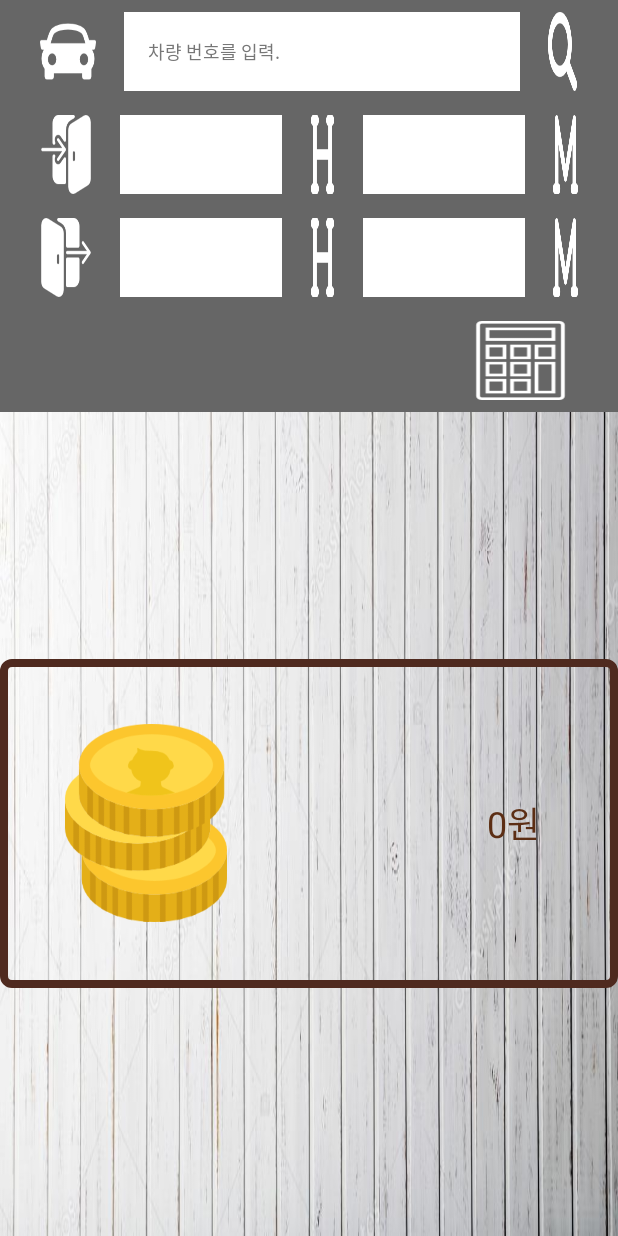
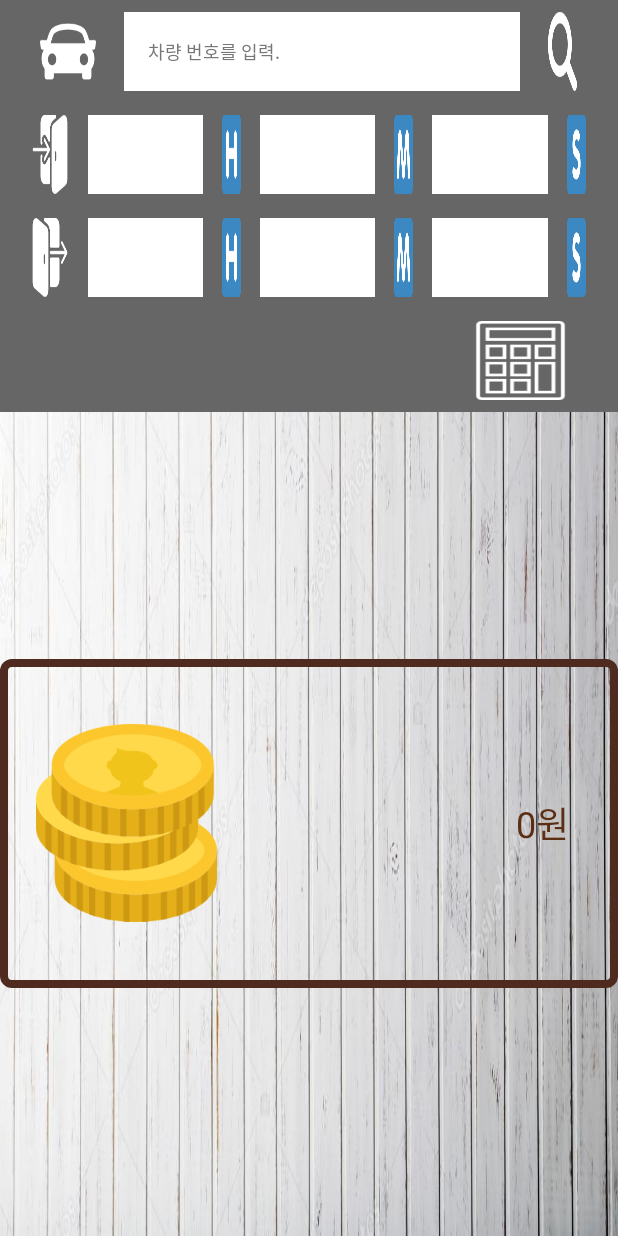
Before and after one commit to lky575/gitlky575, an Android app: the CalculateFare screen opened directly, with no data from a screen before it, on a phone screen of 412 x 824 dp. Run offline under Robolectric (Android 15) with nearby library versions, the phone set to English and light mode, and no system bars.

Commit message:
Layout_modified

```diff
--- a/app/src/main/java/com/example/lky575/parkingmanager/CalculateFare.java
+++ b/app/src/main/java/com/example/lky575/parkingmanager/CalculateFare.java
@@ -15,9 +15,9 @@ import java.util.Calendar;
 
 public class CalculateFare extends AppCompatActivity {
 
-    private EditText edtCarNumber, edtStartHour, edtStartMinute, edtEndHour, edtEndMinute;
+    private EditText edtCarNumber, edtStartHour, edtStartMinute, edtStartSecond, edtEndHour, edtEndMinute , edtEndSecond;
     private TextView fareText;
-    private int startHour, startMinute, endHour, endMinute;
+    private int startHour, startMinute, startSecond, endHour, endMinute, endSecond;
 
     @Override
     protected void onCreate(Bundle savedInstanceState) {
@@ -27,8 +27,10 @@ public class CalculateFare extends AppCompatActivity {
         edtCarNumber = (EditText) findViewById(R.id.Edt_carNumber);
         edtStartHour = (EditText) findViewById(R.id.Edt_startHour);
         edtStartMinute = (EditText) findViewById(R.id.Edt_startMinute);
+        edtStartSecond = (EditText) findViewById(R.id.Edt_startSecond);
         edtEndHour = (EditText) findViewById(R.id.Edt_endHour);
         edtEndMinute = (EditText) findViewById(R.id.Edt_endMinute);
+        edtEndSecond = (EditText) findViewById(R.id.Edt_endSecond);
         fareText = (TextView) findViewById(R.id.Fare);
 
         setLayoutAttrs();
@@ -45,6 +47,7 @@ public class CalculateFare extends AppCompatActivity {
             }
             else{
                 Toast.makeText(getApplicationContext(), "해당 차량을 찾을 수 없습니다.", Toast.LENGTH_SHORT).show();
+                setCurrentTime();
             }
         }
     }
@@ -57,15 +60,25 @@ public class CalculateFare extends AppCompatActivity {
         }
         else{
             Toast.makeText(getApplicationContext(), "해당 차량을 찾을 수 없습니다.", Toast.LENGTH_SHORT).show();
+            setCurrentTime();
         }
+    }
+
+    public void setCurrentTime(){
+        Calendar now = Calendar.getInstance();
+        edtEndHour.setText(String.valueOf(now.get(Calendar.HOUR_OF_DAY)));
+        edtEndMinute.setText(String.valueOf(now.get(Calendar.MINUTE)));
+        edtEndSecond.setText(String.valueOf(now.get(Calendar.SECOND)));
     }
 
     public void oncalculateButtonClicked(View v) {
         try {
             startHour = Integer.parseInt(edtStartHour.getText().toString());
             startMinute = Integer.parseInt(edtStartMinute.getText().toString());
+            startSecond = Integer.parseInt(edtStartSecond.getText().toString());
             endHour = Integer.parseInt(edtEndHour.getText().toString());
             endMinute = Integer.parseInt(edtEndMinute.getText().toString());
+            endSecond = Integer.parseInt(edtEndSecond.getText().toString());
 
             // 시간은 24시 이상이 될 수 없다. (24시 = 0시)
             if (startHour >= 24 || endHour >= 24) {
@@ -74,9 +87,15 @@ public class CalculateFare extends AppCompatActivity {
             // 분은 60분 이상이 될 수 없다. (60분 = 0분)
             else if (startMinute >= 60 || endMinute >= 60) {
                 Toast.makeText(getApplicationContext(), "분을 잘못 입력 하셨습니다.", Toast.LENGTH_SHORT).show();
-            } else {
+            }
+            // 초는 60초 이상이 될 수 없다. (60초 = 0초)
+            else if (startSecond >= 60 || endSecond >= 60){
+                Toast.makeText(getApplicationContext(), "초를 잘못 입력 하셨습니다.", Toast.LENGTH_SHORT).show();
+            }
+            else {
                 int gap_H = endHour - startHour;
                 int gap_M = endMinute - startMinute;
+                int gap_S = endSecond - startSecond;
                 // 입차 시간이 출차 시간보다 늦을 순 없다.
                 if (gap_H < 0) {
                     Toast.makeText(getApplicationContext(), "시간을 잘못 입력 하셨습니다.", Toast.LENGTH_SHORT).show();
@@ -84,13 +103,22 @@ public class CalculateFare extends AppCompatActivity {
                     // 입차 '분' 이 출차 '분' 보다 클 경우
                     if (gap_M < 0) {
                         gap_H--;
+                        if(gap_H < 0){
+                            Toast.makeText(getApplicationContext(), "시간을 잘못 입력 하셨습니다.", Toast.LENGTH_SHORT).show();
+                            return;
+                        }
                         gap_M += 60;
                     }
-                    // 요금 계산은 30분 미만은 버림으로 간주한다.
-                    if (gap_M >= 30)
-                        gap_H++;
-                    // 시간당 2천원 계산
-                    int fare = gap_H * 2000;
+
+                    // 입차 '초' 가 출차 '초' 보다 클 경우
+                    if (gap_S < 0){
+                        gap_M--;
+                        gap_S += 60;
+                    }
+
+                    // 10초당 천원 계산
+                    int totalSecond = (gap_H * 3600 + gap_M * 60 + gap_S) / 10;
+                    int fare = totalSecond * 1000;
                     fareText.setText(fare + "원");
                 }
             }
@@ -107,14 +135,17 @@ public class CalculateFare extends AppCompatActivity {
         time.setTimeInMillis(millisec_l);
         int hour = time.get(Calendar.HOUR_OF_DAY);
         int minute = time.get(Calendar.MINUTE);
+        int second = time.get(Calendar.SECOND);
 
         edtStartHour.setText(Integer.toString(hour));
         edtStartMinute.setText(Integer.toString(minute));
+        edtStartSecond.setText(Integer.toString(second));
 
         // 출차 시간 텍스트는 현재시간으로 자동 완성한다.
         Calendar now = Calendar.getInstance();
         edtEndHour.setText(String.valueOf(now.get(Calendar.HOUR_OF_DAY)));
         edtEndMinute.setText(String.valueOf(now.get(Calendar.MINUTE)));
+        edtEndSecond.setText(String.valueOf(now.get(Calendar.SECOND)));
     }
 
     public void setLayoutAttrs(){
@@ -140,15 +171,19 @@ public class CalculateFare extends AppCompatActivity {
         edtCarNumber.setPadding(margin * 2, 0, 0, 0);
         edtStartHour.setPadding(0, 0, margin, 0);
         edtStartMinute.setPadding(0, 0, margin, 0);
+        edtStartSecond.setPadding(0, 0, margin, 0);
         edtEndHour.setPadding(0, 0, margin, 0);
         edtEndMinute.setPadding(0, 0, margin, 0);
+        edtEndSecond.setPadding(0, 0, margin, 0);
         fareText.setPadding(0, 0, margin, 0);
 
         edtCarNumber.setTextSize(margin);
         edtStartHour.setTextSize(margin);
         edtStartMinute.setTextSize(margin);
+        edtStartSecond.setTextSize(margin);
         edtEndHour.setTextSize(margin);
         edtEndMinute.setTextSize(margin);
+        edtEndSecond.setTextSize(margin);
         fareText.setTextSize(margin * 2);
     }
 }
--- a/app/src/main/java/com/example/lky575/parkingmanager/FareService.java
+++ b/app/src/main/java/com/example/lky575/parkingmanager/FareService.java
@@ -45,6 +45,7 @@ public class FareService extends Service {
                 if (carNumber != "") {
                     int virtual_money = new getDBdata().getMoney(carNumber);
                     // 가상머니가 -1 인 경우는 해당 차량이 없거나 서버로부터 데이터를 받지 못하는 상황이다
+                    // 또는 해당 차량
                     if (virtual_money != -1) {
                         if (virtual_money < 2000) {
                             MakeNotification();
--- a/app/src/main/java/com/example/lky575/parkingmanager/LogAdapter.java
+++ b/app/src/main/java/com/example/lky575/parkingmanager/LogAdapter.java
@@ -24,11 +24,9 @@ public class LogAdapter extends CursorAdapter {
     public void bindView(View view, Context context, Cursor cursor) {
         TextView entered_txt = (TextView) view.findViewById(R.id.entered_txt);
         TextView exited_txt = (TextView) view.findViewById(R.id.exited_txt);
-        TextView centerLine = (TextView) view.findViewById(R.id.centerLine);
 
         entered_txt.setTextSize(textSize);
         exited_txt.setTextSize(textSize);
-        centerLine.setTextSize(textSize);
 
         String entered_at = cursor.getString(cursor.getColumnIndex("entered_at"));
         String exited_at = cursor.getString(cursor.getColumnIndex("exited_at"));
--- a/app/src/main/java/com/example/lky575/parkingmanager/MyCarPosition.java
+++ b/app/src/main/java/com/example/lky575/parkingmanager/MyCarPosition.java
@@ -8,6 +8,7 @@ import android.util.DisplayMetrics;
 import android.view.View;
 import android.view.ViewGroup;
 import android.webkit.WebView;
+import android.webkit.WebViewClient;
 import android.widget.EditText;
 import android.widget.ImageView;
 import android.widget.LinearLayout;
@@ -32,6 +33,8 @@ public class MyCarPosition extends AppCompatActivity {
         defaultView.setVisibility(View.VISIBLE);
         positionView.setVisibility(View.GONE);
 
+        positionView.setWebViewClient(new WebViewClient());
+
         pref = getSharedPreferences("sign", Activity.MODE_PRIVATE);
         String number = pref.getString("CarNumber","");
         numberText.setText(number);
@@ -47,6 +50,7 @@ public class MyCarPosition extends AppCompatActivity {
         if(position != null){
             defaultView.setVisibility(View.GONE);
             positionView.setVisibility(View.VISIBLE);
+            positionView.loadUrl("http://13.124.74.249:3000/places/dashboard?floor=" + position.floor);
             Toast.makeText(getApplicationContext(), position.floor + "층" + position.zone_name + position.zone_index, Toast.LENGTH_LONG).show();
         }
 
--- a/app/src/main/java/com/example/lky575/parkingmanager/ParkingLog.java
+++ b/app/src/main/java/com/example/lky575/parkingmanager/ParkingLog.java
@@ -34,7 +34,7 @@ public class ParkingLog extends SQLiteOpenHelper {
     public void setLog(ArrayList<Integer> entered_array,ArrayList<Integer> ended_array, String car_number){
         SQLiteDatabase db = getWritableDatabase();
         for(int i = 0 ; i < entered_array.size(); i++){
-            String pattern = "yyyy-MM-dd HH:mm";
+            String pattern = "yyyy-MM-dd HH:mm:ss";
             SimpleDateFormat formatter = new SimpleDateFormat(pattern);
             String entered_date = formatter.format(entered_array.get(i) * 1000L);
             String exited_date = formatter.format(ended_array.get(i) * 1000L);
--- a/app/src/main/res/layout/activity_calculate_fare.xml
+++ b/app/src/main/res/layout/activity_calculate_fare.xml
@@ -151,6 +151,34 @@
                 android:layout_width="0dp"
                 android:layout_height="match_parent" />
 
+            <EditText
+                android:id="@+id/Edt_startSecond"
+                android:layout_width="0dp"
+                android:layout_height="match_parent"
+                android:layout_weight="3"
+                android:background="#ffffff"
+                android:ems="2"
+                android:inputType="number"
+                android:textColor="#ff000000"
+                android:gravity="right"/>
+
+            <View
+                android:layout_weight="0.5"
+                android:layout_width="0dp"
+                android:layout_height="match_parent" />
+
+            <ImageView
+                android:id="@+id/Txt_startSecond"
+                android:layout_width="0dp"
+                android:layout_height="match_parent"
+                android:layout_weight="0.5"
+                android:background="@drawable/second" />
+
+            <View
+                android:layout_weight="0.5"
+                android:layout_width="0dp"
+                android:layout_height="match_parent" />
+
         </LinearLayout>
 
         <LinearLayout
@@ -222,11 +250,39 @@
                 android:layout_height="match_parent" />
 
             <ImageView
-                android:id="@+id/Txt_EndMinute"
+                android:id="@+id/Txt_endMinute"
                 android:layout_width="0dp"
                 android:layout_height="match_parent"
                 android:layout_weight="0.5"
                 android:background="@drawable/minute" />
+
+            <View
+                android:layout_weight="0.5"
+                android:layout_width="0dp"
+                android:layout_height="match_parent" />
+
+            <EditText
+                android:id="@+id/Edt_endSecond"
+                android:layout_width="0dp"
+                android:layout_height="match_parent"
+                android:layout_weight="3"
+                android:background="#ffffff"
+                android:ems="2"
+                android:inputType="number"
+                android:textColor="#ff000000"
+                android:gravity="right"/>
+
+            <View
+                android:layout_weight="0.5"
+                android:layout_width="0dp"
+                android:layout_height="match_parent" />
+
+            <ImageView
+                android:id="@+id/Txt_endSecond"
+                android:layout_width="0dp"
+                android:layout_height="match_parent"
+                android:layout_weight="0.5"
+                android:background="@drawable/second" />
 
             <View
                 android:layout_weight="0.5"
@@ -293,7 +349,7 @@
                 android:layout_height="0dp">
 
                 <View
-                    android:layout_weight="0.2"
+                    android:layout_weight="0.1"
                     android:layout_width="0dp"
                     android:layout_height="match_parent" />
 
@@ -310,10 +366,14 @@
                     android:layout_height="match_parent"
                     android:gravity="center_vertical|right"
                     android:text="0원"
+                    android:maxLines="1"
+                    android:ellipsize="marquee"
+                    android:marqueeRepeatLimit="marquee_forever"
+                    android:focusable="true"
                     android:textColor="#5C2E14" />
 
                 <View
-                    android:layout_weight="0.2"
+                    android:layout_weight="0.1"
                     android:layout_width="0dp"
                     android:layout_height="match_parent" />
 
```
Also changed, not shown: app/src/main/java/com/example/lky575/parkingmanager/MainActivity.java (+8 -1 lines), app/src/main/res/layout/activity_main.xml (+5 -11 lines), app/src/main/res/layout/activity_my_log.xml (+5 -6 lines), app/src/main/res/layout/logview_adapter.xml (+0 -7 lines), app/src/main/res/drawable/blackboard.jpg (deleted), app/src/main/res/drawable/blackboard.png (added), app/src/main/res/drawable/calendar.png, app/src/main/res/drawable/enterlog.png (added), app/src/main/res/drawable/exitlog.png (added), app/src/main/res/drawable/hour.png, app/src/main/res/drawable/minute.png, app/src/main/res/drawable/refresh.png, app/src/main/res/drawable/second.png (added).
